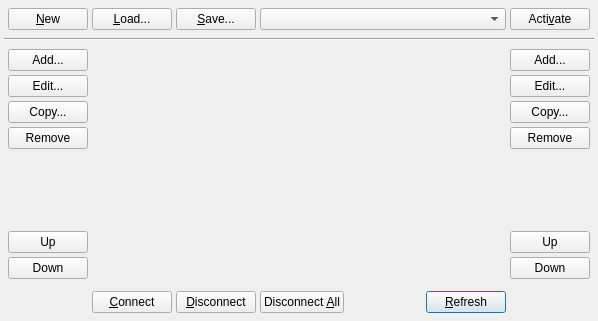
Before: the Qt Designer form src/qjackctlPatchbayForm.ui in rncbc/qjackctl, drawn with Qt 5.
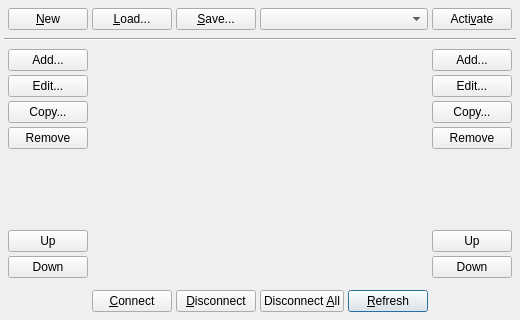
After: the same form once the commit is applied. Icons and pictures are not drawn. Custom widgets are drawn as their Qt base class.

```diff
--- a/src/qjackctlPatchbayForm.ui
+++ b/src/qjackctlPatchbayForm.ui
@@ -25,8 +25,8 @@
    <rect>
     <x>0</x>
     <y>0</y>
-    <width>598</width>
-    <height>321</height>
+    <width>520</width>
+    <height>320</height>
    </rect>
   </property>
   <property name="sizePolicy" >
```
